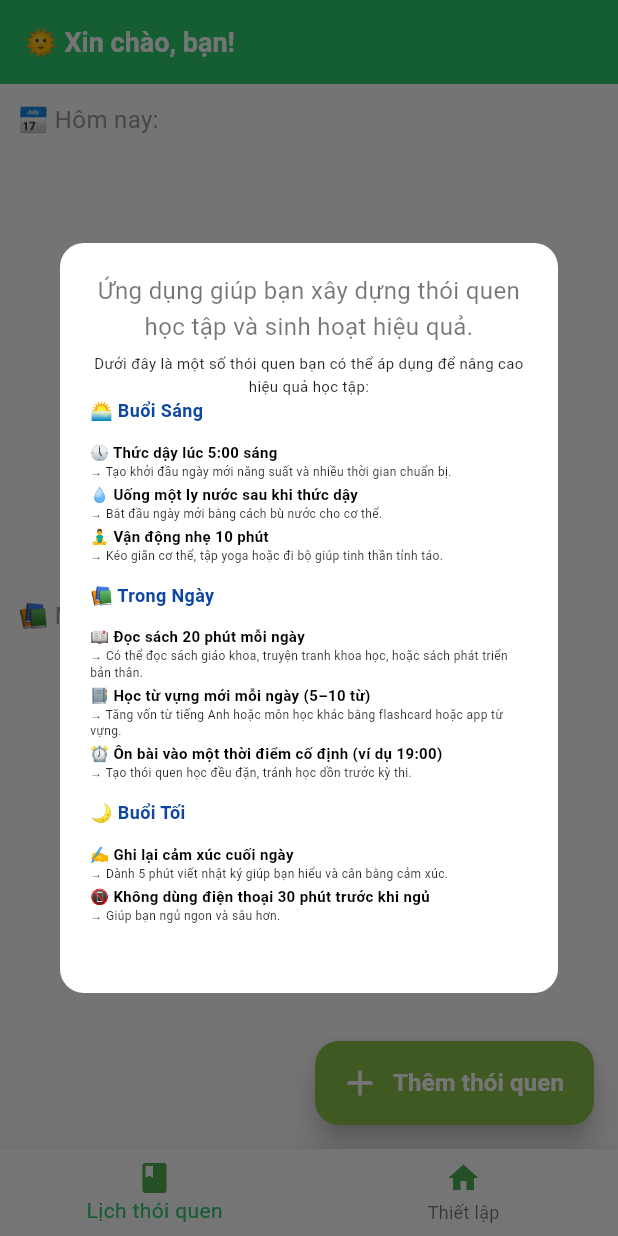
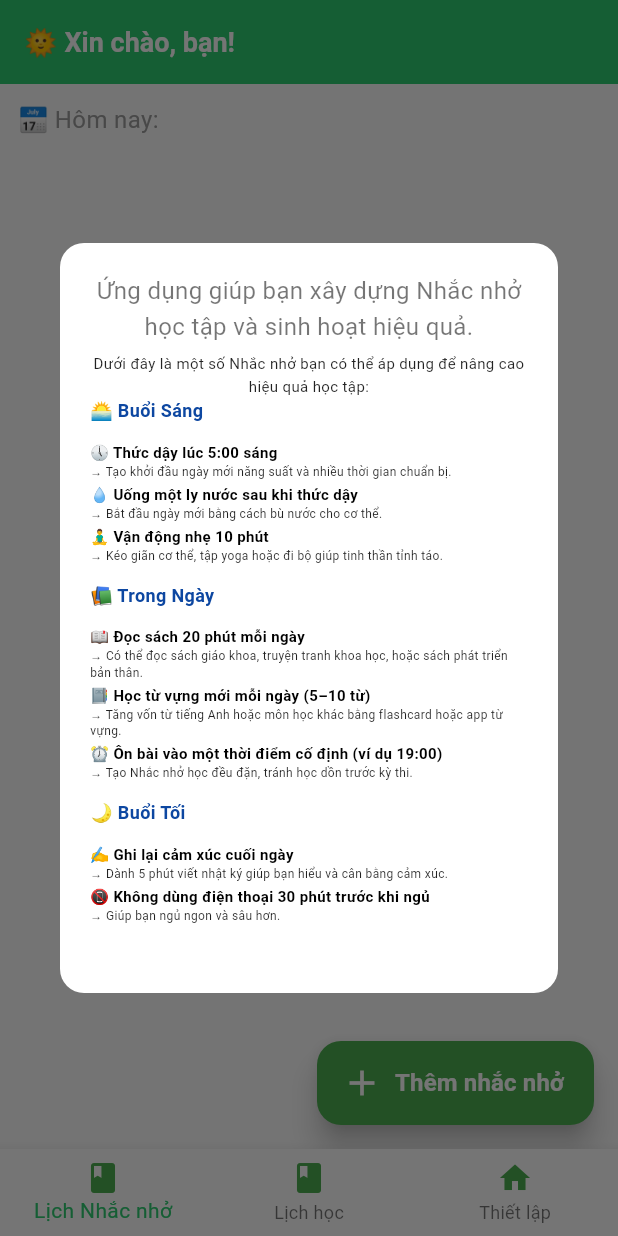
Before and after one commit to dongphanit/appnext2, a Flutter app: the screen it shows after launch, on a phone screen of 412 x 824 dp. Run offline on Flutter 3.47's test engine with Material 3 defaults, Android fonts, the phone set to English and light mode, and no system bars; our stand-ins replace flutter_local_notifications, google_mobile_ads, shared_preferences, sqflite, timezone; accounts and stored records are empty; network calls fail.

Commit message:
add giao dien

```diff
--- /dev/null
+++ b/devtools_options.yaml
@@ -0,0 +1,3 @@
+description: This file stores settings for Dart & Flutter DevTools.
+documentation: https://docs.flutter.dev/tools/devtools/extensions#configure-extension-enablement-states
+extensions:
--- a/lib/add_habit_screen.dart
+++ b/lib/add_habit_screen.dart
@@ -12,14 +12,14 @@ class _AddHabitScreenState extends State<AddHabitScreen> {
   @override
   Widget build(BuildContext context) {
     return Scaffold(
-      appBar: AppBar(title: Text('➕ Thêm thói quen')),
+      appBar: AppBar(title: Text('➕ Thêm Nhắc nhở')),
       body: Padding(
         padding: const EdgeInsets.all(16.0),
         child: Column(
           children: [
             TextField(
               controller: nameController,
-              decoration: InputDecoration(labelText: 'Tên thói quen'),
+              decoration: InputDecoration(labelText: 'Tên Nhắc nhở'),
             ),
             SizedBox(height: 16),
             Row(
@@ -41,7 +41,7 @@ class _AddHabitScreenState extends State<AddHabitScreen> {
             Spacer(),
             ElevatedButton(
               onPressed: () {
-                // Lưu thói quen - thêm logic sau
+                // Lưu Nhắc nhở - thêm logic sau
                 Navigator.pop(context);
               },
               child: Text('Lưu'),
--- a/lib/habit.dart
+++ b/lib/habit.dart
@@ -104,7 +104,7 @@ class HabitDatabase {
 
   await flutterLocalNotificationsPlugin.zonedSchedule(
     id,
-    'Nhắc nhở thói quen',
+    'Nhắc nhở Nhắc nhở',
     title,
     adjustedTime.toLocal().timeZoneOffset as TZDateTime,
     notificationDetails,
--- a/lib/home_intro_screen.dart
+++ b/lib/home_intro_screen.dart
@@ -52,7 +52,7 @@ Widget introductionStep(Function callBack) {
         // Title
 
         Text(
-            'Ứng dụng giúp bạn xây dựng thói quen học tập và sinh hoạt hiệu quả.',
+            'Ứng dụng giúp bạn xây dựng Nhắc nhở học tập và sinh hoạt hiệu quả.',
             textAlign: TextAlign.center,
             style: const TextStyle(
               fontSize: 16,
@@ -63,7 +63,7 @@ Widget introductionStep(Function callBack) {
         const SizedBox(height: 5),
         // Example habits text
         Text(
-            'Dưới đây là một số thói quen bạn có thể áp dụng để nâng cao hiệu quả học tập:',
+            'Dưới đây là một số Nhắc nhở bạn có thể áp dụng để nâng cao hiệu quả học tập:',
             textAlign: TextAlign.center,
             style: const TextStyle(
               fontSize: 10,
@@ -85,7 +85,7 @@ Widget introductionStep(Function callBack) {
           buildHabit('📔 Học từ vựng mới mỗi ngày (5–10 từ)',
               '→ Tăng vốn từ tiếng Anh hoặc môn học khác bằng flashcard hoặc app từ vựng.'),
           buildHabit('⏰ Ôn bài vào một thời điểm cố định (ví dụ 19:00)',
-              '→ Tạo thói quen học đều đặn, tránh học dồn trước kỳ thi.'),
+              '→ Tạo Nhắc nhở học đều đặn, tránh học dồn trước kỳ thi.'),
         ]),
         buildSection('🌙 Buổi Tối', [
           buildHabit('✍️ Ghi lại cảm xúc cuối ngày',
--- a/lib/home_page.dart
+++ b/lib/home_page.dart
@@ -3,7 +3,8 @@ import 'package:flutter/material.dart';
 import 'package:google_mobile_ads/google_mobile_ads.dart';
 import 'package:habits/habit.dart';
 import 'package:habits/home_intro_screen.dart';
-import 'package:habits/homework_reminder.dart';
+import 'package:habits/schedule_screen.dart';
+import 'package:habits/setting_schedule_screen.dart';
 import 'package:intl/intl.dart';
 import 'package:flutter/material.dart';
 import 'package:shared_preferences/shared_preferences.dart';
@@ -84,6 +85,9 @@ class _MainTabControllerState extends State<MainTabController> {
     _pages = [
       const HomeScreen(),
       ScheduleScreen(),
+      SettingScheduleScreen(
+
+      ),
     ];
   }
 
@@ -106,7 +110,12 @@ class _MainTabControllerState extends State<MainTabController> {
         items: const [
           BottomNavigationBarItem(
             icon: Icon(Icons.book, color: Colors.green),
-            label: 'Lịch thói quen',
+            label: 'Lịch Nhắc nhở',
+            backgroundColor: Colors.white,
+          ),
+            BottomNavigationBarItem(
+            icon: Icon(Icons.book, color: Colors.green),
+            label: 'Lịch học',
             backgroundColor: Colors.white,
           ),
           BottomNavigationBarItem(
@@ -163,8 +172,8 @@ class _HomeScreenState extends State<HomeScreen> {
     final confirmed = await showDialog<bool>(
       context: context,
       builder: (ctx) => AlertDialog(
-        title: const Text('Xoá thói quen'),
-        content: const Text('Bạn có chắc muốn xoá thói quen này?'),
+        title: const Text('Xoá Nhắc nhở'),
+        content: const Text('Bạn có chắc muốn xoá Nhắc nhở này?'),
         actions: [
           TextButton(
               onPressed: () => Navigator.pop(ctx, false),
@@ -183,68 +192,30 @@ class _HomeScreenState extends State<HomeScreen> {
 
   late BannerAd _bannerAd;
   bool _isBannerReady = false;
-  Map<String, bool> _subjectToday = {};
 
   @override
   void initState() {
     super.initState();
     _loadHabits();
 
-    loadSubjectToday();
-    //   _bannerAd = BannerAd(
-    //   adUnitId:
-    //       'ca-app-pub-4711642231404676/6804185643', // Replace with your real banner ID
-    //   size: AdSize.banner,
-    //   request: AdRequest(),
-    //   listener: BannerAdListener(
-    //     onAdLoaded: (_) {
-    //       setState(() {
-    //         _isBannerReady = true;
-    //       });
-    //     },
-    //     onAdFailedToLoad: (ad, error) {
-    //       ad.dispose();
-    //       debugPrint('Ad load failed (code=${error.code}): ${error.message}');
-    //     },
-    //   ),
-    // )..load();
-  }
 
-  void loadSubjectToday() async {
-    // get dayOfWeek of today
-    final now = DateTime.now();
-
-    final dayOfWeek = "Tuesday"; // DateFormat.EEEE('vi').format(now);
-    final schedules = await DatabaseService.getAllSchedules();
-    final daySchedules = schedules
-        .where((item) => item.dayOfWeek == dayOfWeek)
-        .toList()
-      ..sort((a, b) => a.period.compareTo(b.period));
-    setState(() {
-      _subjectToday = {
-        for (var item in daySchedules.map((e) => e.subject)) item: true
-      };
-    });
-    print(_subjectToday);
-    final prefs = await SharedPreferences.getInstance();
-    final lastSavedDate = prefs.getString('lastSavedDate');
-    final todayDate = DateFormat('yyyy-MM-dd').format(now);
-
-    if (lastSavedDate != todayDate) {
-      prefs.setString('lastSavedDate', todayDate);
-      prefs.remove('subjectToday'); // Clear previous day's data
-    }
-
-    final saveToday = prefs.getStringList('subjectToday') ?? [];
-    // Update only the values of _subjectToday based on saveToday
-    if (saveToday.isNotEmpty) {
-      for (int i = 0;
-          i < saveToday.length && i < _subjectToday.keys.length;
-          i++) {
-        _subjectToday[_subjectToday.keys.elementAt(i)] = saveToday[i] == 'true';
-      }
-    }
-    print(saveToday);
+      _bannerAd = BannerAd(
+      adUnitId:
+          'ca-app-pub-4711642231404676/6804185643', // Replace with your real banner ID
+      size: AdSize.banner,
+      request: AdRequest(),
+      listener: BannerAdListener(
+        onAdLoaded: (_) {
+          setState(() {
+            _isBannerReady = true;
+          });
+        },
+        onAdFailedToLoad: (ad, error) {
+          ad.dispose();
+          debugPrint('Ad load failed (code=${error.code}): ${error.message}');
+        },
+      ),
+    )..load();
   }
 
   Future<void> checkAndShowIntro(BuildContext context) async {
@@ -314,7 +285,7 @@ class _HomeScreenState extends State<HomeScreen> {
                     child: habits.isEmpty
                         ? const Center(
                             child: Text(
-                              'Chưa có thói quen nào.',
+                              'Chưa có Nhắc nhở nào.',
                               style:
                                   TextStyle(fontSize: 18, color: Colors.grey),
                             ),
@@ -381,67 +352,7 @@ class _HomeScreenState extends State<HomeScreen> {
                           ),
                   ),
                   const SizedBox(height: 16),
-                  Text(
-                    '📚 Môn học hôm nay:',
-                    style: const TextStyle(fontSize: 16, color: Colors.grey),
-                  ),
-                  const SizedBox(height: 12),
-                  Expanded(
-                    child: ListView(
-                      children: _subjectToday.entries.map((entry) {
-                        return Card(
-                          margin: const EdgeInsets.symmetric(vertical: 8),
-                          shape: RoundedRectangleBorder(
-                            borderRadius: BorderRadius.circular(16),
-                          ),
-                          elevation: 4,
-                          child: ListTile(
-                            // leading: Icon(
-                            //   entry.value ? Icons.check_circle : Icons.circle_outlined,
-                            //   color: entry.value ? Colors.green : Colors.grey,
-                            //   size: 32,
-                            // ),
-                            title: Text(
-                              entry.key,
-                              style: const TextStyle(
-                                fontWeight: FontWeight.bold,
-                                fontSize: 18,
-                              ),
-                            ),
-                            subtitle: Text(
-                              entry.value
-                                  ? '✅ Đã hoàn thành'
-                                  : '⏳ Chưa hoàn thành',
-                              style: TextStyle(
-                                color: entry.value ? Colors.green : Colors.grey,
-                              ),
-                            ),
-                            trailing: Checkbox(
-                              value: entry.value,
-                              onChanged: (val) {
-                                final prefs = SharedPreferences.getInstance();
-                                // re save _subjectToday to shared preferences
-                                prefs.then((prefs) {
-                                  final updatedSubjects =
-                                      Map<String, bool>.from(_subjectToday);
-                                  updatedSubjects[entry.key] = val!;
-                                  prefs.setStringList(
-                                      'subjectToday',
-                                      updatedSubjects.values
-                                          .map((e) => e.toString())
-                                          .toList());
-                                });
-                                setState(() {
-                                  _subjectToday[entry.key] = val!;
-                                });
-                              },
-                            ),
-                          ),
-                        );
-                      }).toList(),
-                    ),
-                  ),
-                  const SizedBox(height: 40),
+
                 ],
               ),
             ),
@@ -451,14 +362,14 @@ class _HomeScreenState extends State<HomeScreen> {
       floatingActionButton: FloatingActionButton.extended(
         icon: const Icon(Icons.add, size: 28),
         label: const Text(
-          'Thêm thói quen',
+          'Thêm nhắc nhở',
           style: TextStyle(
         fontSize: 16,
         fontWeight: FontWeight.bold,
         color: Colors.white,
           ),
         ),
-        backgroundColor: Colors.lightGreen,
+        backgroundColor: Colors.green,
         foregroundColor: Colors.white,
         onPressed: () async {
           await Navigator.push(
@@ -492,7 +403,7 @@ class _AddHabitScreenState extends State<AddHabitScreen> {
   Widget build(BuildContext context) {
     return Scaffold(
       appBar: AppBar(
-        title: const Text('➕ Thêm thói quen'),
+        title: const Text('➕ Thêm Nhắc nhở'),
         backgroundColor: Colors.teal,
       ),
       body: Padding(
@@ -511,7 +422,7 @@ class _AddHabitScreenState extends State<AddHabitScreen> {
                     TextField(
                       controller: _controller,
                       decoration: const InputDecoration(
-                        labelText: 'Tên thói quen',
+                        labelText: 'Tên Nhắc nhở',
                         border: OutlineInputBorder(),
                       ),
                     ),
@@ -545,7 +456,7 @@ class _AddHabitScreenState extends State<AddHabitScreen> {
             const Spacer(),
             ElevatedButton.icon(
               icon: const Icon(Icons.save),
-              label: const Text('Lưu thói quen'),
+              label: const Text('Lưu Nhắc nhở'),
               style: ElevatedButton.styleFrom(
                 backgroundColor: Colors.teal,
                 padding:
--- a/lib/main.dart
+++ b/lib/main.dart
@@ -3,7 +3,7 @@ import 'package:flutter_local_notifications/flutter_local_notifications.dart';
 import 'package:google_mobile_ads/google_mobile_ads.dart';
 import 'package:habits/habit.dart';
 import 'package:habits/home_page.dart';
-import 'package:habits/homework_reminder.dart';
+import 'package:habits/setting_schedule_screen.dart';
 
 Future<void> main() async {
   WidgetsFlutterBinding.ensureInitialized();
```
Also changed, not shown: lib/schedule_screen.dart (added, +147 -0 lines), lib/setting_schedule_screen.dart (renamed from lib/homework_reminder.dart, +5 -5 lines), lib/stats_screen.dart (deleted, +0 -26 lines), pubspec.lock, 11 other files.
